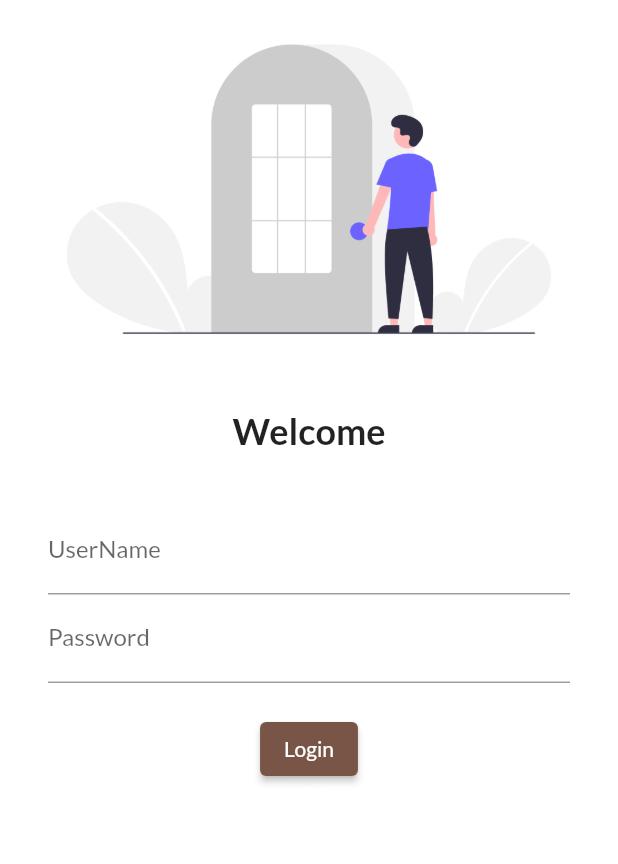
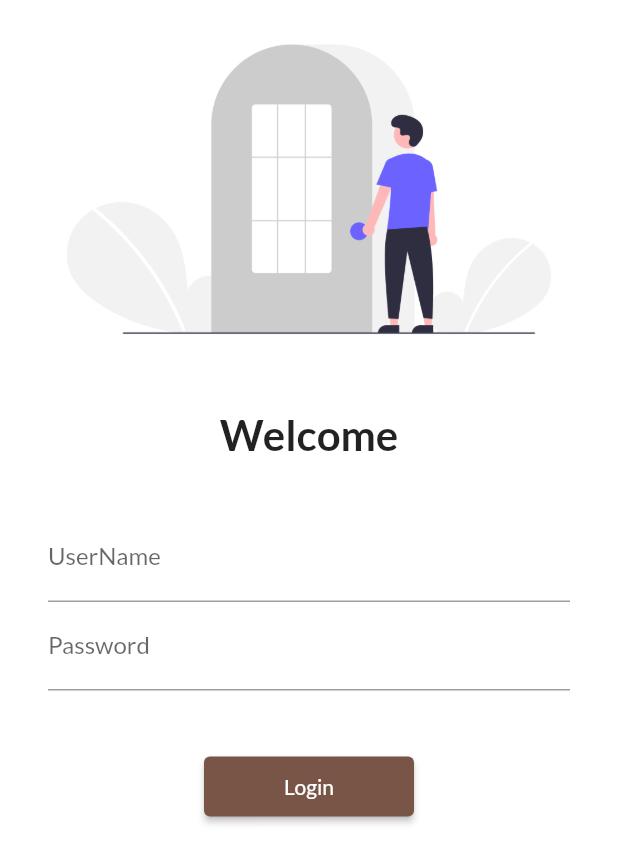
Before and after one commit to trikala/FlutterIntro, a Flutter app: the screen it shows after launch, on a phone screen of 412 x 824 dp. Shown: the top 864 px of the screen. Run offline on Flutter 3.47's test engine with Material 2 defaults, Android fonts, the phone set to English and light mode, and no system bars; our stand-ins replace google_fonts.

Commit message:
5th commit it is

```diff
--- a/lib/main.dart
+++ b/lib/main.dart
@@ -2,6 +2,7 @@ import 'package:flutter/material.dart';
 import 'package:google_fonts/google_fonts.dart';
 import 'package:intro/pages/home_page.dart';
 import 'package:intro/pages/login_page.dart';
+import 'package:intro/utils/routes.dart';
 
 
 void main() {
@@ -22,12 +23,14 @@ class MyApp extends StatelessWidget {
         primarySwatch: Colors.brown,
         fontFamily: GoogleFonts.lato().fontFamily,
       ),
+    // debugShowCheckedModeBanner: false,
     darkTheme: ThemeData(
       brightness: Brightness.dark
       ),
       routes:{
-        // "/":(context)=>HomePage(),
-        "/":(context)=> const LoginPage(),
+        "/":(context) => const LoginPage(),
+        MyRoutes.loginRoute:(context)=>const LoginPage(),
+        MyRoutes.homeRoute:(context)=>HomePage(),
         },
     );
   }
--- a/lib/pages/home_page.dart
+++ b/lib/pages/home_page.dart
@@ -11,9 +11,7 @@ class HomePage extends StatelessWidget {
       ),
       drawer: const Drawer(),
       body: Center(
-        child: Container(
-          child: Text("welcome to $days App "),
-        ),
+        child: Text("welcome to $days App "),
       ),
       // footer:Footer()
     );
--- a/lib/pages/login_page.dart
+++ b/lib/pages/login_page.dart
@@ -1,4 +1,5 @@
 import 'package:flutter/material.dart';
+import 'package:intro/utils/routes.dart';
 
 class LoginPage extends StatelessWidget {
   const LoginPage({super.key});
@@ -19,24 +20,27 @@ class LoginPage extends StatelessWidget {
       //       ),
       //   ),
       // ),
-      child: Column(children: [
+      child:SingleChildScrollView(
+      child: Column(
+        children: [
           Image.asset("assets/images/login.png", fit: BoxFit.cover),
           const SizedBox(
           height: 20.0,
           ),
           const Text("Welcome",
-            style: TextStyle(fontSize: 24, fontWeight: FontWeight.bold)),
+            style: TextStyle(fontSize: 28, fontWeight: FontWeight.bold)),
           const SizedBox(
             height: 20.0,
           ),
 
           Padding(
-          padding: const EdgeInsets.symmetric(vertical: 16.0,horizontal: 32.0),
+            padding: const EdgeInsets.     symmetric(vertical: 16.0,  horizontal: 32.0),
             child: Column(
               children: [
                 TextFormField(
                   decoration: const InputDecoration(
-                hintText: "Enter UserName", labelText: "UserName"),
+                    hintText: "Enter UserName", labelText: "UserName"
+                    ),
                 ),
                 TextFormField(
                   obscureText: true,
@@ -45,14 +49,18 @@ class LoginPage extends StatelessWidget {
                   ),
                 ),
                 const SizedBox(
-            height: 20.0,
+                  height: 40.0,
                 ),
 
                 ElevatedButton(
                 // style:TextButton.styleFrom(),
                   onPressed:() {
+                    Navigator.pushNamed(context, MyRoutes.homeRoute);
                     print("this is working");
+
                   },
+                  style: TextButton.styleFrom(minimumSize: const Size(140, 40),
+                  ),
                   child:const Text("Login"),
                 )
 
@@ -61,6 +69,7 @@ class LoginPage extends StatelessWidget {
           )
 
         ]),
+      ),
     );
   }
 }
--- /dev/null
+++ b/lib/utils/routes.dart
@@ -0,0 +1,5 @@
+class MyRoutes{
+  static String loginRoute = "/login";
+  static String homeRoute = "/home";
+
+}
```
Lines whose indentation alone changed are shown as unchanged.
